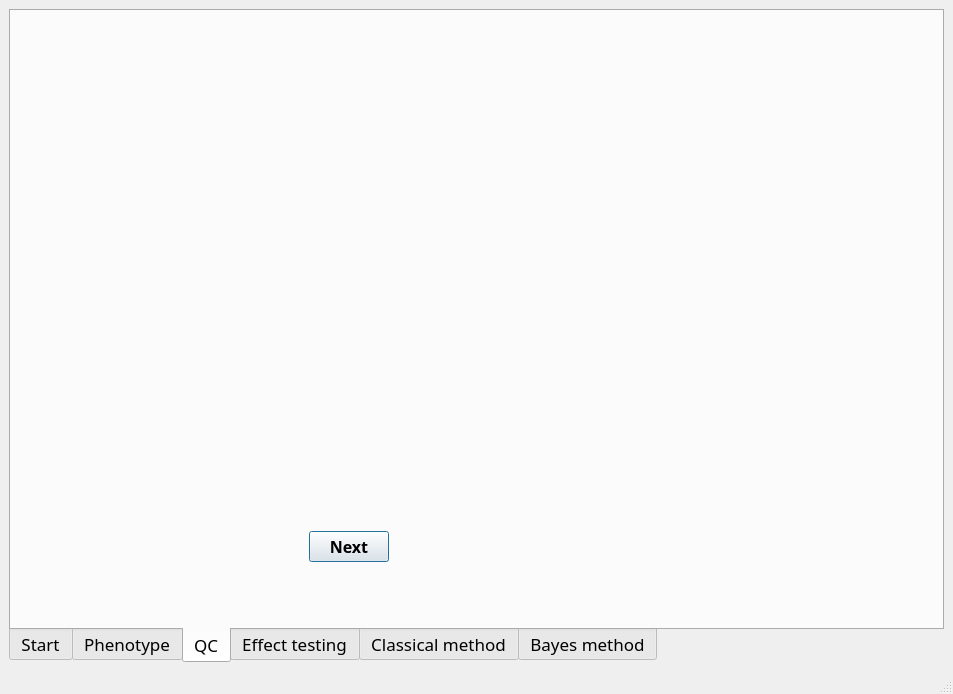
Qt form mainwindow.ui (LiangBeam9810/AquaGS_GUI) before a commit.
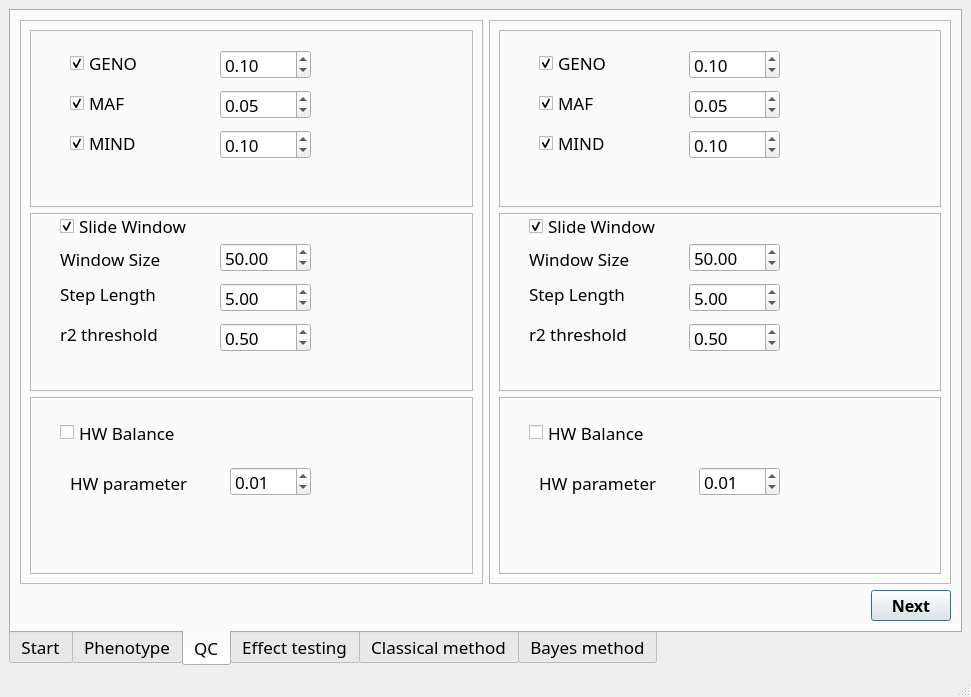
The same form after that commit. The open tabs and pages were chosen to show the change.

Patch:
```diff
--- a/mainwindow.ui
+++ b/mainwindow.ui
@@ -6,8 +6,8 @@
    <rect>
     <x>0</x>
     <y>0</y>
-    <width>953</width>
-    <height>694</height>
+    <width>971</width>
+    <height>697</height>
    </rect>
   </property>
   <property name="windowTitle">
@@ -1178,16 +1178,596 @@
        <attribute name="title">
         <string>QC</string>
        </attribute>
-       <widget class="QWidget" name="layoutWidget_2">
+       <layout class="QGridLayout" name="gridLayout_18">
+        <item row="0" column="0">
+         <layout class="QVBoxLayout" name="verticalLayout_21">
+          <item>
+           <layout class="QHBoxLayout" name="horizontalLayout_25">
+            <item>
+             <widget class="QFrame" name="frame">
+              <property name="frameShape">
+               <enum>QFrame::StyledPanel</enum>
+              </property>
+              <property name="frameShadow">
+               <enum>QFrame::Raised</enum>
+              </property>
+              <layout class="QVBoxLayout" name="verticalLayout_15">
+               <item>
+                <layout class="QGridLayout" name="gridLayout_12">
+                 <item row="0" column="0">
+                  <widget class="QFrame" name="frame_2">
+                   <property name="frameShape">
+                    <enum>QFrame::StyledPanel</enum>
+                   </property>
+                   <property name="frameShadow">
+                    <enum>QFrame::Raised</enum>
+                   </property>
+                   <widget class="QCheckBox" name="genocheckBox">
         <property name="geometry">
          <rect>
-          <x>250</x>
-          <y>520</y>
-          <width>128</width>
-          <height>32</height>
-         </rect>
-        </property>
+                      <x>40</x>
+                      <y>20</y>
+                      <width>110</width>
+                      <height>26</height>
+                     </rect>
+                    </property>
+                    <property name="text">
+                     <string>GENO</string>
+                    </property>
+                    <property name="checked">
+                     <bool>true</bool>
+                    </property>
+                   </widget>
+                   <widget class="QDoubleSpinBox" name="genodoubleSpinBox">
+                    <property name="geometry">
+                     <rect>
+                      <x>190</x>
+                      <y>20</y>
+                      <width>91</width>
+                      <height>29</height>
+                     </rect>
+                    </property>
+                    <property name="singleStep">
+                     <double>0.100000000000000</double>
+                    </property>
+                    <property name="value">
+                     <double>0.100000000000000</double>
+                    </property>
+                   </widget>
+                   <widget class="QDoubleSpinBox" name="mafdoubleSpinBox">
+                    <property name="geometry">
+                     <rect>
+                      <x>190</x>
+                      <y>60</y>
+                      <width>91</width>
+                      <height>29</height>
+                     </rect>
+                    </property>
+                    <property name="singleStep">
+                     <double>0.010000000000000</double>
+                    </property>
+                    <property name="value">
+                     <double>0.050000000000000</double>
+                    </property>
+                   </widget>
+                   <widget class="QDoubleSpinBox" name="minddoubleSpinBox">
+                    <property name="geometry">
+                     <rect>
+                      <x>190</x>
+                      <y>100</y>
+                      <width>91</width>
+                      <height>29</height>
+                     </rect>
+                    </property>
+                    <property name="singleStep">
+                     <double>0.100000000000000</double>
+                    </property>
+                    <property name="value">
+                     <double>0.100000000000000</double>
+                    </property>
+                   </widget>
+                   <widget class="QCheckBox" name="mafcheckBox">
+                    <property name="geometry">
+                     <rect>
+                      <x>40</x>
+                      <y>60</y>
+                      <width>110</width>
+                      <height>26</height>
+                     </rect>
+                    </property>
+                    <property name="text">
+                     <string>MAF</string>
+                    </property>
+                    <property name="checked">
+                     <bool>true</bool>
+                    </property>
+                   </widget>
+                   <widget class="QCheckBox" name="mindcheckBox">
+                    <property name="geometry">
+                     <rect>
+                      <x>40</x>
+                      <y>100</y>
+                      <width>110</width>
+                      <height>26</height>
+                     </rect>
+                    </property>
+                    <property name="text">
+                     <string>MIND</string>
+                    </property>
+                    <property name="checked">
+                     <bool>true</bool>
+                    </property>
+                   </widget>
+                  </widget>
+                 </item>
+                </layout>
+               </item>
+               <item>
+                <layout class="QGridLayout" name="gridLayout_13">
+                 <item row="0" column="0">
+                  <widget class="QFrame" name="frame_3">
+                   <property name="frameShape">
+                    <enum>QFrame::StyledPanel</enum>
+                   </property>
+                   <property name="frameShadow">
+                    <enum>QFrame::Raised</enum>
+                   </property>
+                   <widget class="QCheckBox" name="swcheckBox">
+                    <property name="geometry">
+                     <rect>
+                      <x>30</x>
+                      <y>0</y>
+                      <width>171</width>
+                      <height>26</height>
+                     </rect>
+                    </property>
+                    <property name="text">
+                     <string>Slide Window</string>
+                    </property>
+                    <property name="checked">
+                     <bool>true</bool>
+                    </property>
+                   </widget>
+                   <widget class="QDoubleSpinBox" name="winsizedoubleSpinBox">
+                    <property name="geometry">
+                     <rect>
+                      <x>190</x>
+                      <y>30</y>
+                      <width>91</width>
+                      <height>29</height>
+                     </rect>
+                    </property>
+                    <property name="value">
+                     <double>50.000000000000000</double>
+                    </property>
+                   </widget>
+                   <widget class="QDoubleSpinBox" name="steplengthdoubleSpinBox">
+                    <property name="geometry">
+                     <rect>
+                      <x>190</x>
+                      <y>70</y>
+                      <width>91</width>
+                      <height>29</height>
+                     </rect>
+                    </property>
+                    <property name="value">
+                     <double>5.000000000000000</double>
+                    </property>
+                   </widget>
+                   <widget class="QDoubleSpinBox" name="r2doubleSpinBox">
+                    <property name="geometry">
+                     <rect>
+                      <x>190</x>
+                      <y>110</y>
+                      <width>91</width>
+                      <height>29</height>
+                     </rect>
+                    </property>
+                    <property name="singleStep">
+                     <double>0.100000000000000</double>
+                    </property>
+                    <property name="value">
+                     <double>0.500000000000000</double>
+                    </property>
+                   </widget>
+                   <widget class="QLabel" name="label_21">
+                    <property name="geometry">
+                     <rect>
+                      <x>30</x>
+                      <y>30</y>
+                      <width>131</width>
+                      <height>31</height>
+                     </rect>
+                    </property>
+                    <property name="text">
+                     <string>Window Size</string>
+                    </property>
+                   </widget>
+                   <widget class="QLabel" name="label_22">
+                    <property name="geometry">
+                     <rect>
+                      <x>30</x>
+                      <y>60</y>
+                      <width>141</width>
+                      <height>41</height>
+                     </rect>
+                    </property>
+                    <property name="text">
+                     <string>Step Length</string>
+                    </property>
+                   </widget>
+                   <widget class="QLabel" name="label_24">
+                    <property name="geometry">
+                     <rect>
+                      <x>30</x>
+                      <y>100</y>
+                      <width>131</width>
+                      <height>41</height>
+                     </rect>
+                    </property>
+                    <property name="text">
+                     <string>r2 threshold</string>
+                    </property>
+                   </widget>
+                  </widget>
+                 </item>
+                </layout>
+               </item>
+               <item>
+                <layout class="QGridLayout" name="gridLayout_14">
+                 <item row="0" column="0">
+                  <widget class="QFrame" name="frame_4">
+                   <property name="frameShape">
+                    <enum>QFrame::StyledPanel</enum>
+                   </property>
+                   <property name="frameShadow">
+                    <enum>QFrame::Raised</enum>
+                   </property>
+                   <widget class="QCheckBox" name="hwcheckBox">
+                    <property name="geometry">
+                     <rect>
+                      <x>30</x>
+                      <y>20</y>
+                      <width>181</width>
+                      <height>31</height>
+                     </rect>
+                    </property>
+                    <property name="text">
+                     <string>HW Balance</string>
+                    </property>
+                   </widget>
+                   <widget class="QLabel" name="label_26">
+                    <property name="geometry">
+                     <rect>
+                      <x>40</x>
+                      <y>70</y>
+                      <width>161</width>
+                      <height>31</height>
+                     </rect>
+                    </property>
+                    <property name="text">
+                     <string>HW parameter</string>
+                    </property>
+                   </widget>
+                   <widget class="QDoubleSpinBox" name="hwdoubleSpinBox">
+                    <property name="geometry">
+                     <rect>
+                      <x>200</x>
+                      <y>70</y>
+                      <width>81</width>
+                      <height>29</height>
+                     </rect>
+                    </property>
+                    <property name="singleStep">
+                     <double>0.010000000000000</double>
+                    </property>
+                    <property name="value">
+                     <double>0.010000000000000</double>
+                    </property>
+                   </widget>
+                  </widget>
+                 </item>
+                </layout>
+               </item>
+              </layout>
+             </widget>
+            </item>
+            <item>
+             <widget class="QFrame" name="frame_5">
+              <property name="frameShape">
+               <enum>QFrame::StyledPanel</enum>
+              </property>
+              <property name="frameShadow">
+               <enum>QFrame::Raised</enum>
+              </property>
+              <layout class="QVBoxLayout" name="verticalLayout_20">
+               <item>
+                <layout class="QGridLayout" name="gridLayout_15">
+                 <item row="0" column="0">
+                  <widget class="QFrame" name="frame_6">
+                   <property name="frameShape">
+                    <enum>QFrame::StyledPanel</enum>
+                   </property>
+                   <property name="frameShadow">
+                    <enum>QFrame::Raised</enum>
+                   </property>
+                   <widget class="QCheckBox" name="genocheckBox_2">
+                    <property name="geometry">
+                     <rect>
+                      <x>40</x>
+                      <y>20</y>
+                      <width>110</width>
+                      <height>26</height>
+                     </rect>
+                    </property>
+                    <property name="text">
+                     <string>GENO</string>
+                    </property>
+                    <property name="checked">
+                     <bool>true</bool>
+                    </property>
+                   </widget>
+                   <widget class="QDoubleSpinBox" name="genodoubleSpinBox_2">
+                    <property name="geometry">
+                     <rect>
+                      <x>190</x>
+                      <y>20</y>
+                      <width>91</width>
+                      <height>29</height>
+                     </rect>
+                    </property>
+                    <property name="singleStep">
+                     <double>0.100000000000000</double>
+                    </property>
+                    <property name="value">
+                     <double>0.100000000000000</double>
+                    </property>
+                   </widget>
+                   <widget class="QDoubleSpinBox" name="mafdoubleSpinBox_2">
+                    <property name="geometry">
+                     <rect>
+                      <x>190</x>
+                      <y>60</y>
+                      <width>91</width>
+                      <height>29</height>
+                     </rect>
+                    </property>
+                    <property name="singleStep">
+                     <double>0.010000000000000</double>
+                    </property>
+                    <property name="value">
+                     <double>0.050000000000000</double>
+                    </property>
+                   </widget>
+                   <widget class="QDoubleSpinBox" name="minddoubleSpinBox_2">
+                    <property name="geometry">
+                     <rect>
+                      <x>190</x>
+                      <y>100</y>
+                      <width>91</width>
+                      <height>29</height>
+                     </rect>
+                    </property>
+                    <property name="singleStep">
+                     <double>0.100000000000000</double>
+                    </property>
+                    <property name="value">
+                     <double>0.100000000000000</double>
+                    </property>
+                   </widget>
+                   <widget class="QCheckBox" name="mafcheckBox_2">
+                    <property name="geometry">
+                     <rect>
+                      <x>40</x>
+                      <y>60</y>
+                      <width>110</width>
+                      <height>26</height>
+                     </rect>
+                    </property>
+                    <property name="text">
+                     <string>MAF</string>
+                    </property>
+                    <property name="checked">
+                     <bool>true</bool>
+                    </property>
+                   </widget>
+                   <widget class="QCheckBox" name="mindcheckBox_2">
+                    <property name="geometry">
+                     <rect>
+                      <x>40</x>
+                      <y>100</y>
+                      <width>110</width>
+                      <height>26</height>
+                     </rect>
+                    </property>
+                    <property name="text">
+                     <string>MIND</string>
+                    </property>
+                    <property name="checked">
+                     <bool>true</bool>
+                    </property>
+                   </widget>
+                  </widget>
+                 </item>
+                </layout>
+               </item>
+               <item>
+                <layout class="QGridLayout" name="gridLayout_16">
+                 <item row="0" column="0">
+                  <widget class="QFrame" name="frame_7">
+                   <property name="frameShape">
+                    <enum>QFrame::StyledPanel</enum>
+                   </property>
+                   <property name="frameShadow">
+                    <enum>QFrame::Raised</enum>
+                   </property>
+                   <widget class="QCheckBox" name="swcheckBox_2">
+                    <property name="geometry">
+                     <rect>
+                      <x>30</x>
+                      <y>0</y>
+                      <width>171</width>
+                      <height>26</height>
+                     </rect>
+                    </property>
+                    <property name="text">
+                     <string>Slide Window</string>
+                    </property>
+                    <property name="checked">
+                     <bool>true</bool>
+                    </property>
+                   </widget>
+                   <widget class="QDoubleSpinBox" name="winsizedoubleSpinBox_2">
+                    <property name="geometry">
+                     <rect>
+                      <x>190</x>
+                      <y>30</y>
+                      <width>91</width>
+                      <height>29</height>
+                     </rect>
+                    </property>
+                    <property name="value">
+                     <double>50.000000000000000</double>
+                    </property>
+                   </widget>
+                   <widget class="QDoubleSpinBox" name="steplengthdoubleSpinBox_2">
+                    <property name="geometry">
+                     <rect>
+                      <x>190</x>
+                      <y>70</y>
+                      <width>91</width>
+                      <height>29</height>
+                     </rect>
+                    </property>
+                    <property name="value">
+                     <double>5.000000000000000</double>
+                    </property>
+                   </widget>
+                   <widget class="QDoubleSpinBox" name="r2doubleSpinBox_2">
+                    <property name="geometry">
+                     <rect>
+                      <x>190</x>
+                      <y>110</y>
+                      <width>91</width>
+                      <height>29</height>
+                     </rect>
+                    </property>
+                    <property name="singleStep">
+                     <double>0.100000000000000</double>
+                    </property>
+                    <property name="value">
+                     <double>0.500000000000000</double>
+                    </property>
+                   </widget>
+                   <widget class="QLabel" name="label_27">
+                    <property name="geometry">
+                     <rect>
+                      <x>30</x>
+                      <y>30</y>
+                      <width>131</width>
+                      <height>31</height>
+                     </rect>
+                    </property>
+                    <property name="text">
+                     <string>Window Size</string>
+                    </property>
+                   </widget>
+                   <widget class="QLabel" name="label_28">
+                    <property name="geometry">
+                     <rect>
+                      <x>30</x>
+                      <y>60</y>
+                      <width>141</width>
+                      <height>41</height>
+                     </rect>
+                    </property>
+                    <property name="text">
+                     <string>Step Length</string>
+                    </property>
+                   </widget>
+                   <widget class="QLabel" name="label_30">
+                    <property name="geometry">
+                     <rect>
+                      <x>30</x>
+                      <y>100</y>
+                      <width>131</width>
+                      <height>41</height>
+                     </rect>
+                    </property>
+                    <property name="text">
+                     <string>r2 threshold</string>
+                    </property>
+                   </widget>
+                  </widget>
+                 </item>
+                </layout>
+               </item>
+               <item>
+                <layout class="QGridLayout" name="gridLayout_17">
+                 <item row="0" column="0">
+                  <widget class="QFrame" name="frame_8">
+                   <property name="frameShape">
+                    <enum>QFrame::StyledPanel</enum>
+                   </property>
+                   <property name="frameShadow">
+                    <enum>QFrame::Raised</enum>
+                   </property>
+                   <widget class="QCheckBox" name="hwcheckBox_2">
+                    <property name="geometry">
+                     <rect>
+                      <x>30</x>
+                      <y>20</y>
+                      <width>181</width>
+                      <height>31</height>
+                     </rect>
+                    </property>
+                    <property name="text">
+                     <string>HW Balance</string>
+                    </property>
+                   </widget>
+                   <widget class="QLabel" name="label_32">
+                    <property name="geometry">
+                     <rect>
+                      <x>40</x>
+                      <y>70</y>
+                      <width>161</width>
+                      <height>31</height>
+                     </rect>
+                    </property>
+                    <property name="text">
+                     <string>HW parameter</string>
+                    </property>
+                   </widget>
+                   <widget class="QDoubleSpinBox" name="hwdoubleSpinBox_2">
+                    <property name="geometry">
+                     <rect>
+                      <x>200</x>
+                      <y>70</y>
+                      <width>81</width>
+                      <height>29</height>
+                     </rect>
+                    </property>
+                    <property name="singleStep">
+                     <double>0.010000000000000</double>
+                    </property>
+                    <property name="value">
+                     <double>0.010000000000000</double>
+                    </property>
+                   </widget>
+                  </widget>
+                 </item>
+                </layout>
+               </item>
+              </layout>
+             </widget>
+            </item>
+           </layout>
+          </item>
+          <item>
         <layout class="QHBoxLayout" name="horizontalLayout_13">
+            <property name="sizeConstraint">
+             <enum>QLayout::SetFixedSize</enum>
+            </property>
          <item>
           <spacer name="horizontalSpacer_18">
            <property name="orientation">
@@ -1229,7 +1809,10 @@
           </widget>
          </item>
         </layout>
-       </widget>
+          </item>
+         </layout>
+        </item>
+       </layout>
       </widget>
       <widget class="QWidget" name="Effect">
        <attribute name="title">
```
Left out of the diff: 530 changed lines with no effect on the pictures. Lines whose indentation alone changed are shown as unchanged.
